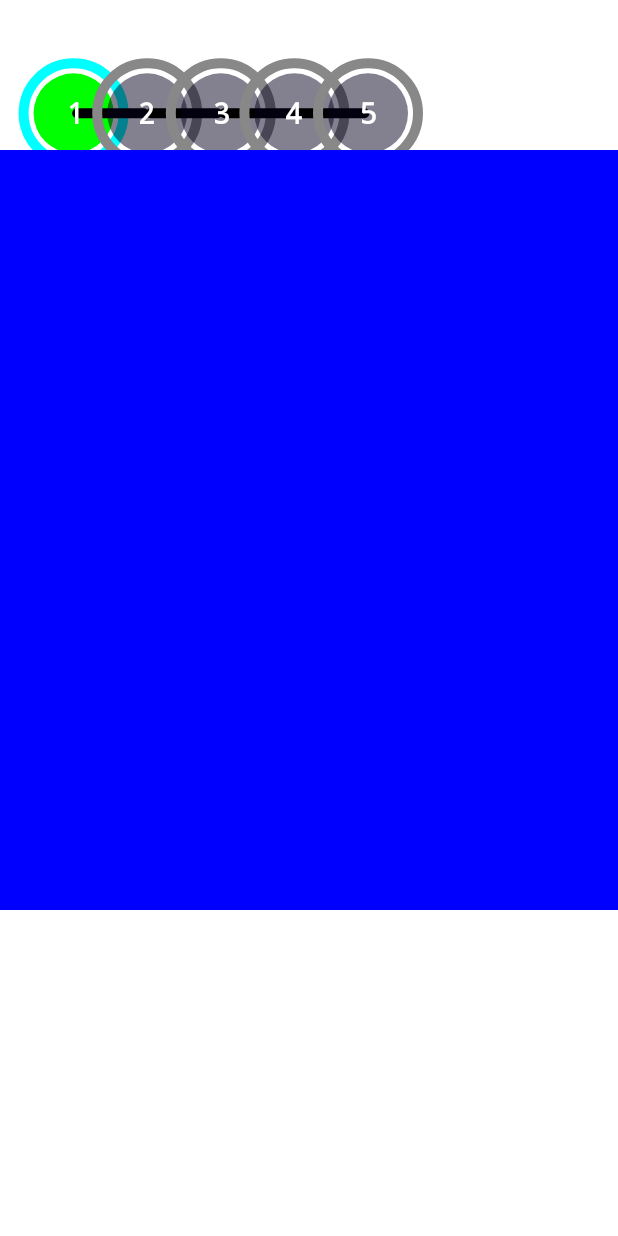
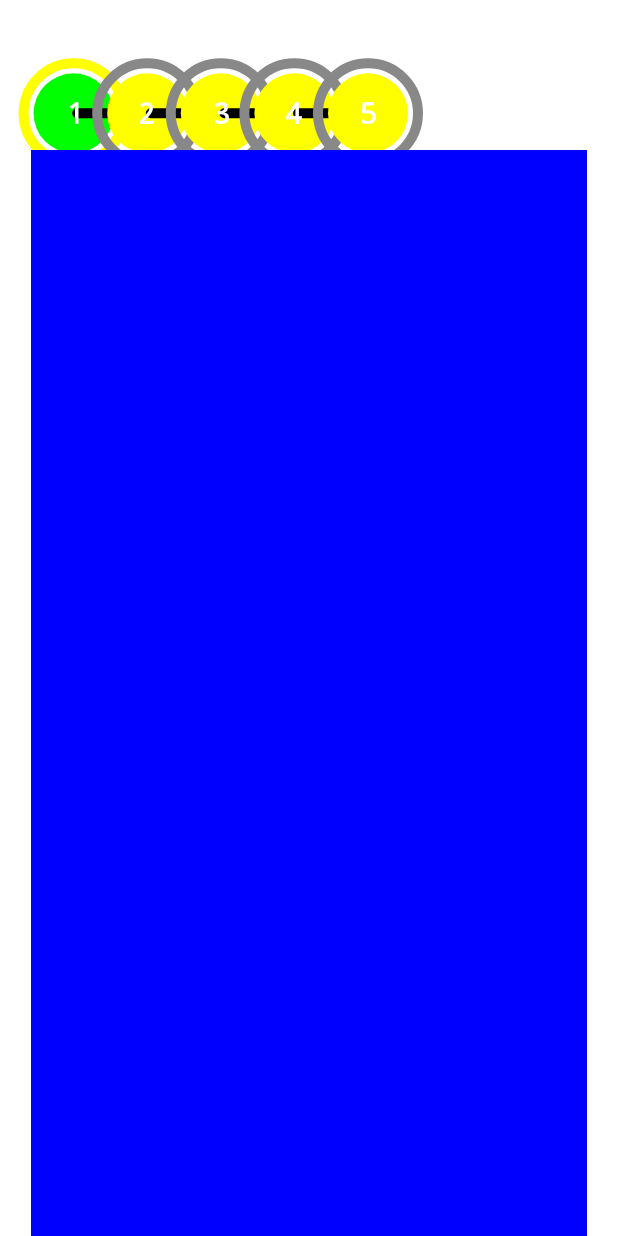
Before and after one commit to devmike01/PageStepIndicator-Compose, an Android app built with Jetpack Compose: the screen it shows after launch (MainActivity), on a phone screen of 412 x 824 dp. Run offline under Robolectric (Android 15) with nearby library versions, the phone set to English and light mode, and no system bars; our stand-ins replace accompanist.

```diff
--- a/app/src/main/java/gbenga/devmike01/pagestepindicator/MainActivity.kt
+++ b/app/src/main/java/gbenga/devmike01/pagestepindicator/MainActivity.kt
@@ -49,8 +49,9 @@ class MainActivity : ComponentActivity() {
 
                         PageStepIndicator(
                             stepColor= IndicatorColor(
+                                strokeActiveColor = android.graphics.Color.YELLOW,
                                 activeColor = android.graphics.Color.GREEN,
-                                inActiveColor = R.color.purple_700
+                                inActiveColor = android.graphics.Color.YELLOW
                             ),
                             propertyState =indicatorState,
                             indicatorState = rememberIndicatorState(),
@@ -58,8 +59,10 @@ class MainActivity : ComponentActivity() {
                             HorizontalPager(count = 5, state = pagerState) {
                                 Column(modifier = Modifier
                                     .fillMaxWidth()
-                                    .fillMaxHeight(fraction = 0.7f)) {
-                                    Box(modifier = Modifier.fillMaxSize()
+                                    .fillMaxHeight(),
+                                horizontalAlignment = Alignment.CenterHorizontally) {
+                                    Box(modifier = Modifier.fillMaxWidth(fraction = 0.9f)
+                                        .fillMaxHeight()
                                         .background(Color.Blue.copy(red = (pagerState.currentPage*0.2).toFloat())))
                                 }
 
--- a/compose-pagestepindicator/src/main/java/gbenga/devmike01/compose_pagestepindicator/stepper/IndicatorProperty.kt
+++ b/compose-pagestepindicator/src/main/java/gbenga/devmike01/compose_pagestepindicator/stepper/IndicatorProperty.kt
@@ -33,6 +33,7 @@ data class IndicatorColor(
     val inActiveColor: Int = Color.GRAY,
     val strokeActiveColor: Int = Color.CYAN,
     val strokeInActiveColor: Int = Color.GRAY,
+    @Deprecated("Thinking of removing this one")
     val pathColor : Int = Color.BLUE,
     val countColor: Int = Color.WHITE ) : Parcelable
 
```
Also changed, not shown: 1 other file.
